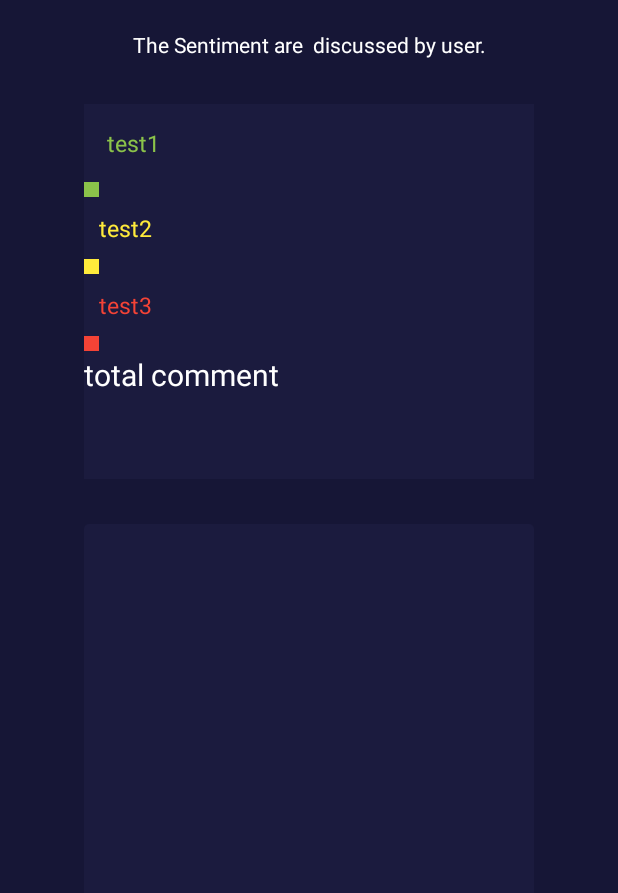
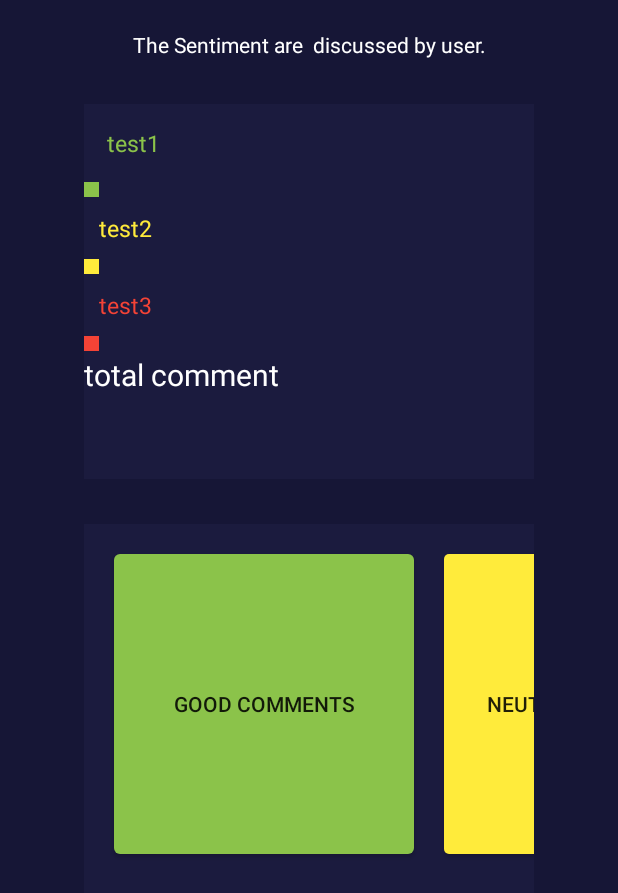
Before and after one commit to sukumDev123/SentimentOfGuitarApp, an Android app: the screen it shows after launch (SentimentsActivity), on a phone screen of 412 x 824 dp. Shown: the top 893 px of the screen. Run offline under Robolectric (Android 15) with nearby library versions, the phone set to English and light mode, and no system bars; our stand-ins replace Firebase (no records; nobody signed in at launch, a user with empty details on screens opened directly); 13 statements that could not run were skipped.

Commit message:
List of box and list of detail comment good ,neg and fixed

```diff
--- a/app/build.gradle
+++ b/app/build.gradle
@@ -42,4 +42,6 @@ dependencies {
 
     implementation 'com.google.firebase:firebase-database:19.0.0'
     implementation 'com.google.firebase:firebase-analytics:17.2.0'
+    implementation 'androidx.recyclerview:recyclerview:1.0.0'
+    implementation 'androidx.cardview:cardview:1.0.0'
 }
--- a/app/src/main/AndroidManifest.xml
+++ b/app/src/main/AndroidManifest.xml
@@ -19,6 +19,8 @@
         <activity android:name=".MainActivity">
 
         </activity>
+
+        <activity android:name=".listdetail.ListDetailActivity"></activity>
     </application>
 
 </manifest>
--- /dev/null
+++ b/app/src/main/java/com/example/sentimentofguitarapp/listdetail/ListDetailModel.kt
@@ -0,0 +1,6 @@
+package com.example.sentimentofguitarapp.listdetail
+
+
+data class CommentSentiment(var predictVal: String = "" , var userName: String = "", var text : String = "")
+
+data class ListDetailModel(var neutralComment: List<CommentSentiment> , var goodComment: List<CommentSentiment> , var negComment: List<CommentSentiment>)
--- a/app/src/main/java/com/example/sentimentofguitarapp/sentiments/SentimentsActivity.kt
+++ b/app/src/main/java/com/example/sentimentofguitarapp/sentiments/SentimentsActivity.kt
@@ -1,14 +1,10 @@
 package com.example.sentimentofguitarapp.sentiments
 
 import android.os.Bundle
-import android.os.PersistableBundle
-import android.view.Window
 import androidx.appcompat.app.AppCompatActivity
-import androidx.core.app.ActivityCompat
-import androidx.lifecycle.ViewModelProviders
 import com.example.sentimentofguitarapp.R
 import com.example.sentimentofguitarapp.sentiments.chart.ChartFragment
-import com.example.sentimentofguitarapp.sentiments.chart.ChartSentimentsCal
+import com.example.sentimentofguitarapp.sentiments.listcomment.ListBoxCommentFragment
 
 
 class SentimentsActivity : AppCompatActivity() {
@@ -19,7 +15,7 @@ class SentimentsActivity : AppCompatActivity() {
     }
 
     private fun initFragment() {
-        supportFragmentManager.beginTransaction().add(R.id.frameSentimentParants1, ChartFragment()).commit()
+        supportFragmentManager.beginTransaction().add(R.id.frameSentimentParants1, ChartFragment()).add(R.id.frameSentimentParants2 , ListBoxCommentFragment()).commit()
     }
 
 
--- a/app/src/main/java/com/example/sentimentofguitarapp/sentiments/chart/ChartFragment.kt
+++ b/app/src/main/java/com/example/sentimentofguitarapp/sentiments/chart/ChartFragment.kt
@@ -59,7 +59,7 @@ class ChartFragment : Fragment() {
     }
     private fun setGoodCommentAndBar(sentimentNumber: SentimentsModel) {
         val chartSentimentsClass =
-            ChartSentimentsCal(mutableListOf(sentimentNumber.good, sentimentNumber.neg, sentimentNumber.neutral))
+            ChartSentimentsCal(mutableListOf(sentimentNumber.good, sentimentNumber.neutral , sentimentNumber.neg))
         val chartSentimentsCal = chartSentimentsClass.persentEachData()
         setTextToShowOnTextView(chartSentimentsCal, chartSentimentsClass.totalSizeComment())
         setChartBar(chartSentimentsClass)
--- /dev/null
+++ b/app/src/main/java/com/example/sentimentofguitarapp/sentiments/listcomment/ListBoxCommentFragment.kt
@@ -0,0 +1,62 @@
+package com.example.sentimentofguitarapp.sentiments.listcomment
+
+import android.content.Intent
+import android.os.Bundle
+import android.view.LayoutInflater
+import android.view.View
+import android.view.ViewGroup
+import androidx.fragment.app.Fragment
+import androidx.lifecycle.Observer
+import androidx.lifecycle.ViewModelProviders
+import com.example.sentimentofguitarapp.R
+import com.example.sentimentofguitarapp.listdetail.ListDetailActivity
+import com.example.sentimentofguitarapp.sentiments.SentimentViewModel
+import com.example.sentimentofguitarapp.sentiments.SentimentsActivity
+import kotlinx.android.synthetic.main.fragment_chart.*
+import kotlinx.android.synthetic.main.fragment_list_box.*
+
+
+class ListBoxCommentFragment : Fragment() {
+
+
+    override fun onViewCreated(view: View, savedInstanceState: Bundle?) {
+        super.onViewCreated(view, savedInstanceState)
+        initViewModel()
+        setBtnOnClick()
+    }
+
+    private fun setBtnOnClick() {
+        btnGood.setOnClickListener {
+            // pass to good list
+            val intent = Intent(activity, ListDetailActivity::class.java)
+            intent.putExtra("TYPEOFDATA" , "1" )
+            activity!!.startActivity(intent)
+        }
+        btnNeg.setOnClickListener {
+            val intent = Intent(activity, ListDetailActivity::class.java)
+            intent.putExtra("TYPEOFDATA" , "-1" )
+            activity!!.startActivity(intent)
+        }
+        btnNeu.setOnClickListener {
+            val intent = Intent(activity, ListDetailActivity::class.java)
+            intent.putExtra("TYPEOFDATA" , "0" )
+            activity!!.startActivity(intent)
+        }
+    }
+
+    private fun initViewModel() {
+        ViewModelProviders.of(activity!!).get(SentimentViewModel::class.java).obserDataFromDataBase().observe(viewLifecycleOwner , Observer {
+            sentiment ->
+            btnGood.text = "good comment \nsize : ${sentiment.good}"
+            btnNeg.text = "neg comment \nsize : ${sentiment.neg}"
+            btnNeu.text = "neutral comment \nsize : ${sentiment.neutral}"
+        })
+    }
+
+    override fun onCreateView(inflater: LayoutInflater, container: ViewGroup?, savedInstanceState: Bundle?): View? {
+        return inflater.inflate(R.layout.fragment_list_box  , container , false)
+    }
+
+
+
+}
--- /dev/null
+++ b/app/src/main/res/drawable/shape_btn_good.xml
@@ -0,0 +1,5 @@
+<?xml version="1.0" encoding="utf-8"?>
+<shape xmlns:android="http://schemas.android.com/apk/res/android">
+    <solid android:color="@color/goodComment"></solid>
+    <corners android:radius="4dp" > </corners>
+</shape>
--- /dev/null
+++ b/app/src/main/res/drawable/shape_btn_neg.xml
@@ -0,0 +1,5 @@
+<?xml version="1.0" encoding="utf-8"?>
+<shape xmlns:android="http://schemas.android.com/apk/res/android">
+    <solid android:color="@color/negComment"></solid>
+    <corners android:radius="3dp" > </corners>
+</shape>
--- /dev/null
+++ b/app/src/main/res/drawable/shape_btn_neu.xml
@@ -0,0 +1,5 @@
+<?xml version="1.0" encoding="utf-8"?>
+<shape xmlns:android="http://schemas.android.com/apk/res/android">
+    <solid android:color="@color/neuComment"></solid>
+    <corners android:radius="3dp" > </corners>
+</shape>
--- a/app/src/main/res/layout/fragment_chart.xml
+++ b/app/src/main/res/layout/fragment_chart.xml
@@ -8,12 +8,13 @@
                                                    tools:context=".sentiments.chart.ChartFragment">
 
 
+
     <ScrollView android:layout_width="0dp" android:layout_height="0dp" android:id="@+id/scrollView2"
                 app:layout_constraintEnd_toEndOf="parent" app:layout_constraintTop_toTopOf="parent"
                 app:layout_constraintStart_toStartOf="parent"
                 android:orientation="vertical"
                 app:layout_constraintBottom_toBottomOf="parent">
-        <LinearLayout android:layout_width="match_parent" android:layout_height="match_parent" android:orientation="vertical">
+        <LinearLayout android:layout_width="match_parent" android:layout_height="match_parent" android:id="@+id/linear1" android:orientation="vertical">
             <TextView android:layout_width="match_parent" android:layout_height="wrap_content"
                       android:layout_margin="15dp"
                       app:layout_constraintStart_toStartOf="parent" android:id="@+id/chartText1" android:text="test1"
--- /dev/null
+++ b/app/src/main/res/layout/fragment_list_box.xml
@@ -0,0 +1,56 @@
+<?xml version="1.0" encoding="utf-8"?>
+
+<RelativeLayout xmlns:android="http://schemas.android.com/apk/res/android"
+                xmlns:tools="http://schemas.android.com/tools"
+                android:layout_width="match_parent"
+                android:background="@color/colorBox"
+                android:layout_height="match_parent" >
+
+
+
+    <HorizontalScrollView
+            android:id="@+id/scrollView1"
+            android:layout_width="match_parent"
+            android:layout_height="match_parent"
+            android:scrollbars="none" >
+
+        <LinearLayout
+                android:id="@+id/layoutScroll"
+                android:layout_width="200dp"
+                android:layout_height="match_parent"
+                android:background="@color/colorBox"
+                android:layout_margin="10dp"
+                android:orientation="horizontal" >
+            <Button android:layout_width="200dp" android:id="@+id/btnGood" android:layout_margin="10dp"  android:text="good comments" android:background="@drawable/shape_btn_good" android:layout_height="200dp"/>
+
+            <Button android:layout_width="200dp" android:id="@+id/btnNeu" android:layout_margin="10dp"  android:text="neutral comments" android:background="@drawable/shape_btn_neu" android:layout_height="200dp"/>
+
+            <Button android:layout_width="200dp" android:id="@+id/btnNeg" android:layout_margin="10dp"  android:text="neg comments" android:background="@drawable/shape_btn_neg" android:layout_height="200dp"/>
+
+        </LinearLayout>
+
+    </HorizontalScrollView>
+
+
+</RelativeLayout>
+
+<!--<androidx.constraintlayout.widget.ConstraintLayout xmlns:android="http://schemas.android.com/apk/res/android"-->
+                                                   <!--xmlns:app="http://schemas.android.com/apk/res-auto"-->
+                                                   <!--xmlns:tools="http://schemas.android.com/tools"-->
+                                                   <!--android:layout_width="match_parent"-->
+                                                   <!--android:background="@color/colorBox"-->
+                                                   <!--android:layout_height="match_parent">-->
+
+
+
+    <!--&lt;!&ndash;<ScrollView android:layout_width="match_parent" android:layout_height="400dp" app:layout_constraintTop_toTopOf="parent" app:layout_constraintStart_toStartOf="parent" app:layout_constraintEnd_toEndOf="parent" app:layout_constraintBottom_toBottomOf="parent" android:orientation="horizontal" >&ndash;&gt;-->
+        <!--&lt;!&ndash;<RelativeLayout android:layout_width="200dp" android:layout_height="200dp" android:background="@color/goodComment">&ndash;&gt;-->
+            <!--&lt;!&ndash;<TextView android:layout_width="wrap_content" android:layout_height="wrap_content"/>&ndash;&gt;-->
+        <!--&lt;!&ndash;</RelativeLayout>&ndash;&gt;-->
+
+        <!--&lt;!&ndash;<RelativeLayout android:layout_width="200dp" android:layout_height="200dp" android:background="@color/negComment">&ndash;&gt;-->
+            <!--&lt;!&ndash;<TextView android:layout_width="wrap_content" android:layout_height="wrap_content"/>&ndash;&gt;-->
+        <!--&lt;!&ndash;</RelativeLayout>&ndash;&gt;-->
+    <!--&lt;!&ndash;</ScrollView>&ndash;&gt;-->
+
+<!--</androidx.constraintlayout.widget.ConstraintLayout>-->
--- a/app/src/main/res/values/styles.xml
+++ b/app/src/main/res/values/styles.xml
@@ -5,7 +5,7 @@
         <!-- Customize your theme here. -->
         <item name="colorPrimary">@color/colorBox</item>
         <item name="colorPrimaryDark">@color/colorBox</item>
-        <item name="colorAccent">@color/colorBox</item>
+        <item name="colorAccent">@color/goodComment</item>
     </style>
 
 </resources>
```
Also changed, not shown: app/src/main/java/com/example/sentimentofguitarapp/firebase/RealTimeDataBaseComment.kt (added, +49 -0 lines), app/src/main/java/com/example/sentimentofguitarapp/listdetail/ListDetailActivity.kt (added, +58 -0 lines), app/src/main/java/com/example/sentimentofguitarapp/listdetail/adpter/ListDetailAdpter.kt (added, +27 -0 lines), app/src/main/java/com/example/sentimentofguitarapp/listdetail/adpter/ListDetailHolder.kt (added, +20 -0 lines), app/src/main/java/com/example/sentimentofguitarapp/sentiments/listcomment/ListCommentViewModel.kt (added, +15 -0 lines), app/src/main/res/layout/activity_list_details.xml (added, +15 -0 lines), app/src/main/res/layout/chard_each_list.xml (added, +21 -0 lines).
